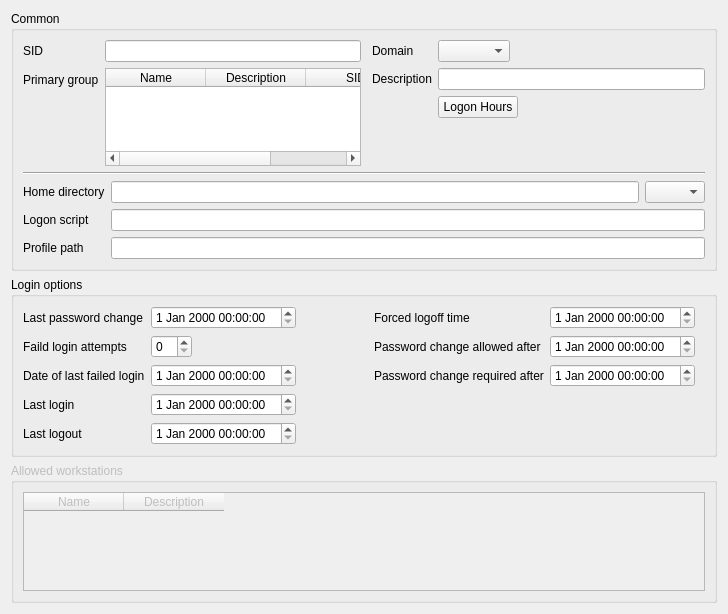
Before: the Qt Designer form agent/src/clacks/agent/data/templates/default/user-samba.ui in gonicus/clacks, drawn with Qt 5.
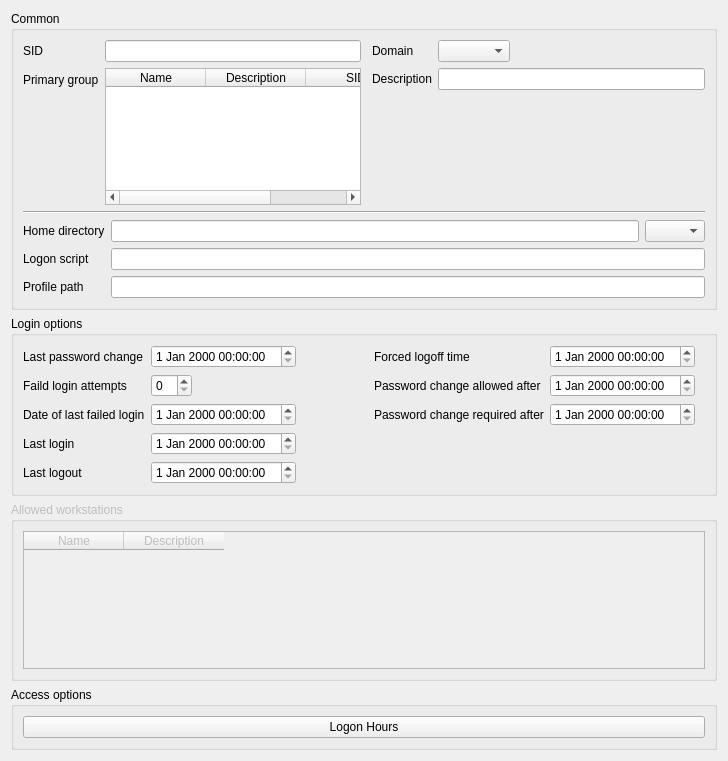
After: the same form once the commit is applied. Icons and pictures are not drawn.

Diff of the .ui file:
```diff
--- a/agent/src/clacks/agent/data/templates/default/user-samba.ui
+++ b/agent/src/clacks/agent/data/templates/default/user-samba.ui
@@ -7,7 +7,7 @@
     <x>0</x>
     <y>0</y>
     <width>728</width>
-    <height>614</height>
+    <height>761</height>
    </rect>
   </property>
   <property name="windowTitle">
@@ -122,16 +122,6 @@
           <item row="1" column="1">
            <widget class="QLineEdit" name="descriptionEdit"/>
           </item>
-          <item row="2" column="1">
-           <widget class="QPushButton" name="SambaLogonHours">
-            <property name="text">
-             <string>Logon Hours</string>
-            </property>
-            <property name="dialog" stdset="0">
-             <string>sambaLogonHours</string>
-            </property>
-           </widget>
-          </item>
          </layout>
         </item>
        </layout>
@@ -408,6 +398,28 @@
      </layout>
     </widget>
    </item>
+   <item row="3" column="0">
+    <widget class="QGroupBox" name="groupBox_4">
+     <property name="enabled">
+      <bool>true</bool>
+     </property>
+     <property name="title">
+      <string>Access options</string>
+     </property>
+     <layout class="QGridLayout" name="gridLayout_5">
+      <item row="0" column="0">
+       <widget class="QPushButton" name="SambaLogonHours">
+        <property name="text">
+         <string>Logon Hours</string>
+        </property>
+        <property name="dialog" stdset="0">
+         <string>sambaLogonHours</string>
+        </property>
+       </widget>
+      </item>
+     </layout>
+    </widget>
+   </item>
   </layout>
  </widget>
  <tabstops>
```
Left out of the diff: 12 changed lines with no effect on the pictures.
